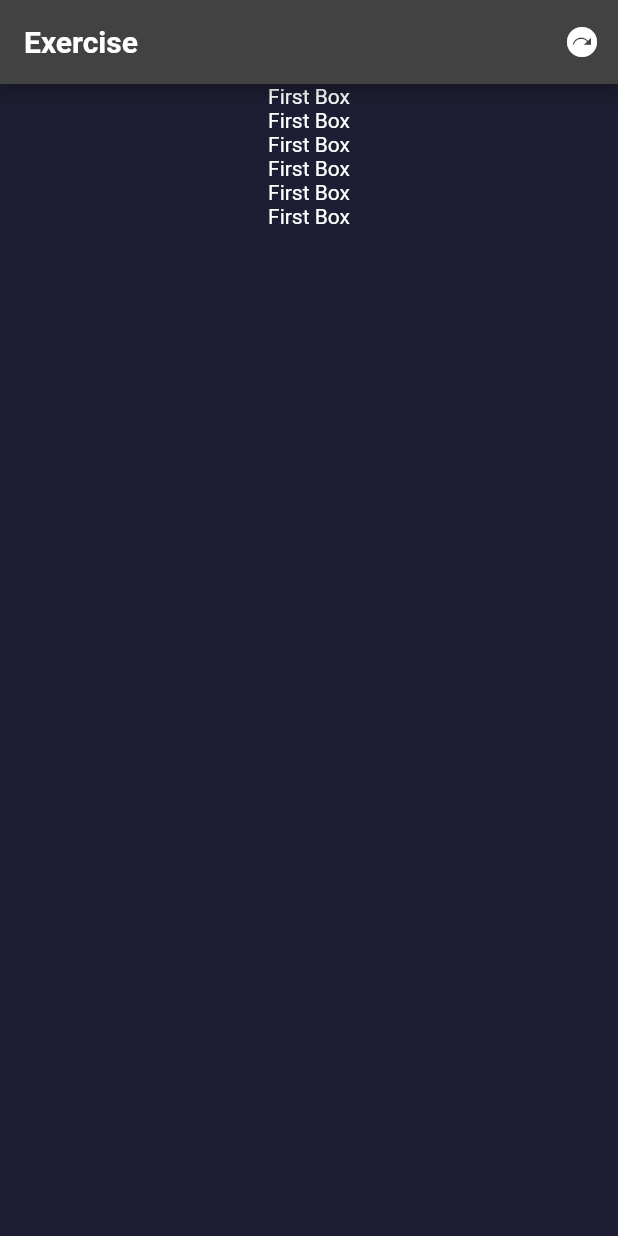
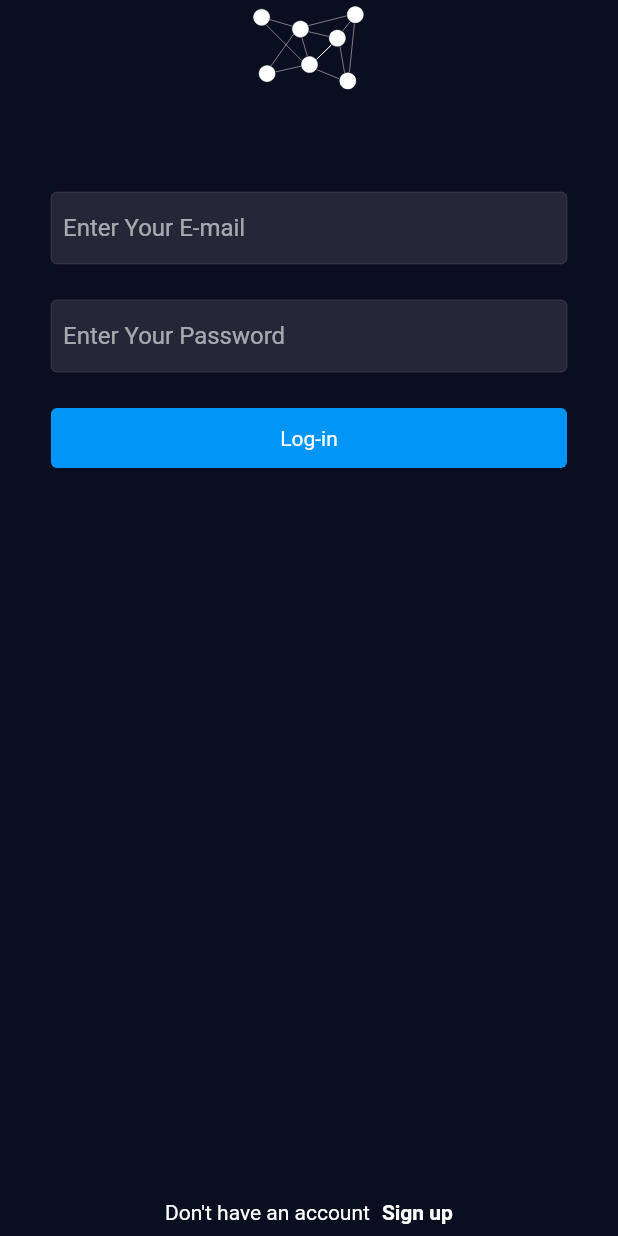
Before and after one commit to detroitcr/BMICalculator, a Flutter app: the screen it shows after launch, on a phone screen of 412 x 824 dp. Run offline on Flutter 3.47's test engine with Material 2 defaults, Android fonts, the phone set to English and light mode, and no system bars; our stand-ins replace flutter_svg, font_awesome_flutter, google_fonts; Roboto replaces fonts that are missing (Dongle).

Commit message:
authentication

```diff
--- /dev/null
+++ b/lib/authentication/customwidget/custom_text_field.dart
@@ -0,0 +1,38 @@
+import 'package:flutter/material.dart';
+
+class CustomTextField extends StatelessWidget {
+  final TextEditingController textEditingController;
+  final bool isPass;
+  final String hintText;
+  final TextInputType textInputType;
+
+  CustomTextField(
+      {Key? key,
+      required this.textEditingController,
+      required this.textInputType,
+      required this.hintText,
+      this.isPass = false})
+      : super(key: key);
+
+  @override
+  Widget build(BuildContext context) {
+    // we will create a inputBorder variable so store the outlineinputborder and we  in use entities like border,enabled border and focusedBorder
+    final inputBorder =
+        OutlineInputBorder(borderSide: Divider.createBorderSide(context));
+
+    return TextField(
+      controller: textEditingController,
+      decoration: InputDecoration(
+        // icon: Icon(Icons.email),
+        hintText: hintText,
+        border: inputBorder,
+        focusedBorder: inputBorder,
+        enabledBorder: inputBorder,
+        filled: true,
+        contentPadding: EdgeInsets.all(8),
+      ),
+      keyboardType: textInputType,
+      obscureText: isPass,
+    );
+  }
+}
--- /dev/null
+++ b/lib/authentication/screen/login.dart
@@ -0,0 +1,139 @@
+import 'package:flutter/material.dart';
+import 'package:flutter_svg/flutter_svg.dart';
+
+import '../../constants/constants.dart';
+import '../customwidget/custom_text_field.dart';
+
+class LoginScreen extends StatefulWidget {
+  const LoginScreen({Key? key}) : super(key: key);
+
+  @override
+  State<LoginScreen> createState() => _LoginScreenState();
+}
+
+class _LoginScreenState extends State<LoginScreen> {
+  // for email text field controller
+  final TextEditingController _emailcontroller = TextEditingController();
+
+  // for password text field controller
+  final TextEditingController _passwordcontroller = TextEditingController();
+
+  @override
+  // for permanently remove or unmounted
+
+  void dispose() {
+    super.dispose();
+    _emailcontroller.dispose();
+    _passwordcontroller.dispose();
+  }
+
+  @override
+  Widget build(BuildContext context) {
+    return Scaffold(
+      body: SafeArea(
+        // we need to some adding padding
+        child: Container(
+          padding: EdgeInsets.symmetric(horizontal: 34),
+          width: double.infinity,
+          child: Column(
+            // centered like horizontal direction x axis
+            crossAxisAlignment: CrossAxisAlignment.center,
+            children: [
+              // svg image
+              SvgPicture.asset(
+                'assets/images/logo.svg',
+                color: primaryColor,
+                height: 64,
+              ),
+              SizedBox(
+                height: 64,
+              ),
+              // textfield input email
+              CustomTextField(
+                // we have to create a variable for text editing controller
+                textEditingController: _emailcontroller,
+                textInputType: TextInputType.emailAddress,
+                hintText: 'Enter Your E-mail',
+              ),
+              SizedBox(
+                height: 24,
+              ),
+              // textfield input password
+              CustomTextField(
+                // we have to create a variable for text editing controller
+                textEditingController: _passwordcontroller,
+                textInputType: TextInputType.visiblePassword,
+                hintText: 'Enter Your Password',
+                isPass: true,
+              ),
+              SizedBox(
+                height: 24,
+              ),
+              // button login
+              InkWell(
+                onTap: () {
+                  print("cr");
+                },
+                child: Container(
+                  child: Text('Log-in'),
+                  width: double.infinity,
+                  padding: EdgeInsets.symmetric(vertical: 12),
+                  alignment: Alignment.center,
+                  decoration: ShapeDecoration(
+                    color: blueColor,
+                    shape: RoundedRectangleBorder(
+                      borderRadius: BorderRadius.all(
+                        Radius.circular(4),
+                      ),
+                    ),
+                  ),
+                ),
+              ),
+              SizedBox(
+                height: 12,
+              ),
+              // for creating spacing in upper side
+              Flexible(
+                child: Container(),
+                flex: 2,
+              ),
+              // Transitioning to signing up
+
+              Row(
+                mainAxisAlignment: MainAxisAlignment.center,
+                children: [
+                  Container(
+                    child: Text("Don't have an account"),
+                    padding: EdgeInsets.symmetric(vertical: 8),
+                  ),
+                  SizedBox(
+                    width: 8,
+                  ),
+                  GestureDetector(
+                    onTap: () {
+                      Navigator.push(context,
+                          MaterialPageRoute(builder: (context) {
+                        return LoginScreen();
+                      }));
+                    },
+                    child: Container(
+                      child: Text(
+                        'Sign up',
+                        style: TextStyle(
+                          fontWeight: FontWeight.bold,
+                        ),
+                      ),
+                      padding: EdgeInsets.symmetric(vertical: 8),
+                    ),
+                  ),
+                ],
+              ),
+            ],
+          ),
+        ),
+      ), // body: Center(
+      //   child: Text('From Login Screen'),
+      // ),
+    );
+  }
+}
--- a/lib/constants/constants.dart
+++ b/lib/constants/constants.dart
@@ -5,6 +5,13 @@ const kBottomContainerHeight = 80.0;
 const kActiveCardColor = Color(0XFF1D1E33);
 const kInactiveCardColor = Color(0XFF111328);
 const kBottomContainerColor = Color(0XFFEB1555);
+
+const mobileBackgroundColor = Color.fromRGBO(0, 0, 0, 1);
+const webBackgroundColor = Color.fromRGBO(18, 18, 18, 1);
+const mobileSearchColor = Color.fromRGBO(38, 38, 38, 1);
+const blueColor = Color.fromRGBO(0, 149, 246, 1);
+const primaryColor = Colors.white;
+const secondaryColor = Colors.grey;
 
 const kLabelTextStyle = TextStyle(
   fontSize: 18,
--- a/lib/main.dart
+++ b/lib/main.dart
@@ -1,7 +1,5 @@
-import 'package:bmi_calculator/screens/home_screen.dart';
+import 'package:bmi_calculator/authentication/screen/login.dart';
 import 'package:flutter/material.dart';
-
-import 'screens/input_page.dart';
 
 void main() => runApp(BMICalculator());
 
@@ -17,7 +15,8 @@ class BMICalculator extends StatelessWidget {
         scaffoldBackgroundColor: Color(0xFF0A0E21),
       ),
       //home: InputPage(),
-      home: HomeScreen(),
+      //home: HomeScreen(),
+      home: LoginScreen(),
     );
   }
 }
```
Also changed, not shown: lib/authentication/screen/sign_up.dart (added, +181 -0 lines), pubspec.yaml (+4 -3 lines), assets/images/logo.svg (added), pubspec.lock.
